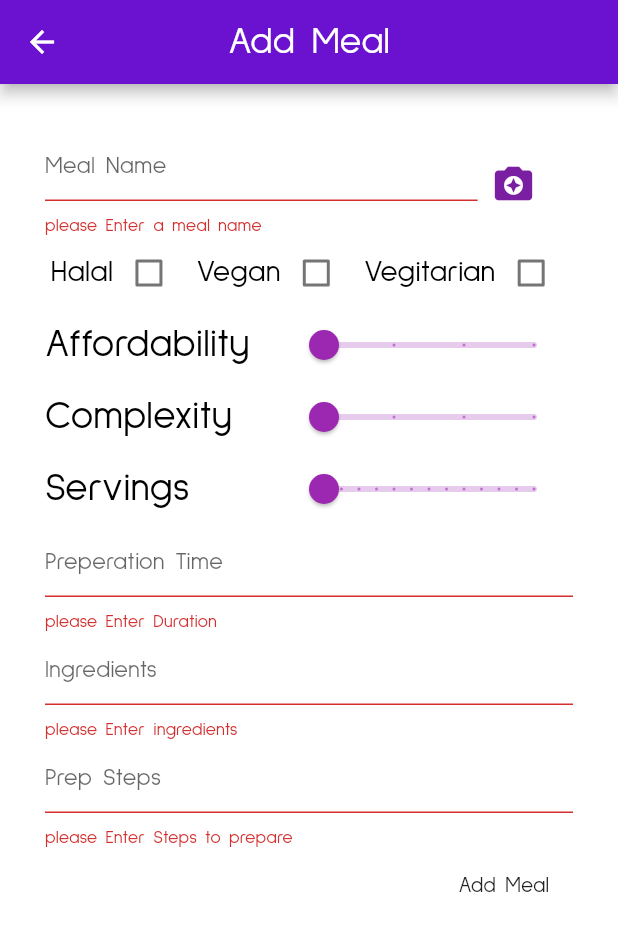
After one commit to UmairJibran/cookbook, a Flutter app: the AddMeal screen opened by its route, after a tap on "Add Meal", on a phone screen of 412 x 824 dp. The commit adds this screen. Shown: the top 931 px of the screen. Run offline on Flutter 3.47's test engine with Material 2 defaults, Android fonts, the phone set to English and light mode, and no system bars; our stand-ins replace animated_text_kit, auto_size_text, bloc, cloud_firestore, equatable, firebase_auth and 5 more; missing offline and left inert: firebase_admob, open_iconic_flutter; accounts and stored records are empty.

Commit message:
added functionality for user to add his meal

```diff
--- /dev/null
+++ b/lib/screens/add_meal_screen.dart
@@ -0,0 +1,453 @@
+import 'dart:io';
+import 'dart:async';
+import 'package:cloud_firestore/cloud_firestore.dart';
+import 'package:cook_book/sysdata/services.dart';
+import 'package:firebase_storage/firebase_storage.dart';
+import 'package:flutter/material.dart';
+import 'package:image/image.dart' as im;
+import 'package:image_picker/image_picker.dart';
+import 'package:path_provider/path_provider.dart';
+import 'package:uuid/uuid.dart';
+
+class AddMeal extends StatefulWidget {
+  static String pageRoute = '/AddMealScreen';
+  @override
+  _AddMealState createState() => _AddMealState();
+}
+
+class _AddMealState extends State<AddMeal> {
+  double height;
+  double width;
+  File _file;
+  String mealID;
+  Map<String, String> tempMap;
+  Firestore _firestore = Firestore.instance;
+  var _key = GlobalKey<FormState>();
+  TextEditingController _myIngController = new TextEditingController();
+  TextEditingController _myStepsController = new TextEditingController();
+  String _mealName;
+  bool _isHalal;
+  bool _isVegan;
+  bool _isVegitarian;
+  String _mealCategory;
+  String _mealURL;
+  double _mealAffordability;
+  double _mealComplexity;
+  double _mealServing;
+  int _mealPrepTime;
+  List<String> _mealPrepSteps;
+  List<String> _mealIngredients;
+
+  @override
+  void initState() {
+    super.initState();
+    _mealName = '';
+    _mealPrepSteps = [];
+    _mealAffordability = 0.0;
+    _mealComplexity = 0.0;
+    _mealCategory = '';
+    _mealIngredients = [];
+    _mealPrepTime = 0;
+    _mealServing = 0.0;
+    _isVegitarian = false;
+    _isHalal = false;
+    _isVegan = false;
+  }
+
+  @override
+  Widget build(BuildContext context) {
+    height = Services.height(context);
+    width = Services.width(context);
+    return Scaffold(
+      appBar: AppBar(
+        centerTitle: true,
+        title: Text(
+          'Add Meal',
+        ),
+      ),
+      body: SingleChildScrollView(
+        child: Container(
+          padding: EdgeInsets.all(30),
+          child: Form(
+            key: _key,
+            child: Column(
+              children: <Widget>[
+                Row(
+                  children: <Widget>[
+                    Container(
+                      width: width * 0.7,
+                      child: TextFormField(
+                        decoration: InputDecoration(
+                          hintText: 'Meal Name',
+                        ),
+                        onChanged: (value) {
+                          _mealName = value;
+                        },
+                        validator: (value) {
+                          if (value.isEmpty) {
+                            return 'please Enter a meal name';
+                          }
+                          return null;
+                        },
+                      ),
+                    ),
+                    Container(
+                      child: IconButton(
+                        onPressed: () => imageProcessing(context),
+                        icon: Icon(
+                          _file == null ? Icons.camera_enhance : Icons.done,
+                          size: 30,
+                          color: _file == null
+                              ? Theme.of(context).primaryColorDark
+                              : Colors.green,
+                        ),
+                      ),
+                    ),
+                  ],
+                ),
+                Row(
+                  mainAxisAlignment: MainAxisAlignment.spaceAround,
+                  children: <Widget>[
+                    Row(
+                      mainAxisAlignment: MainAxisAlignment.spaceBetween,
+                      children: <Widget>[
+                        Text(
+                          'Halal',
+                          style: TextStyle(
+                            fontSize: 20,
+                          ),
+                        ),
+                        Checkbox(
+                          value: _isHalal,
+                          onChanged: (value) {
+                            setState(
+                              () {
+                                _isHalal = value;
+                              },
+                            );
+                          },
+                        ),
+                      ],
+                    ),
+                    Row(
+                      mainAxisAlignment: MainAxisAlignment.spaceBetween,
+                      children: <Widget>[
+                        Text(
+                          'Vegan',
+                          style: TextStyle(
+                            fontSize: 20,
+                          ),
+                        ),
+                        Checkbox(
+                          value: _isVegan,
+                          onChanged: (value) {
+                            setState(
+                              () {
+                                _isVegan = value;
+                              },
+                            );
+                          },
+                        ),
+                      ],
+                    ),
+                    Row(
+                      mainAxisAlignment: MainAxisAlignment.spaceBetween,
+                      children: <Widget>[
+                        Text(
+                          'Vegitarian',
+                          style: TextStyle(
+                            fontSize: 20,
+                          ),
+                        ),
+                        Checkbox(
+                          value: _isVegitarian,
+                          onChanged: (value) {
+                            setState(
+                              () {
+                                _isVegitarian = value;
+                              },
+                            );
+                          },
+                        ),
+                      ],
+                    ),
+                  ],
+                ),
+                Row(
+                  mainAxisAlignment: MainAxisAlignment.spaceBetween,
+                  children: <Widget>[
+                    Text('Affordability'),
+                    Slider(
+                      label: '${_mealAffordability.toInt()}',
+                      min: 0,
+                      max: 3,
+                      divisions: 3,
+                      value: _mealAffordability,
+                      onChanged: (value) {
+                        setState(
+                          () {
+                            _mealAffordability = value;
+                          },
+                        );
+                      },
+                    ),
+                  ],
+                ),
+                Row(
+                  mainAxisAlignment: MainAxisAlignment.spaceBetween,
+                  children: <Widget>[
+                    Text('Complexity'),
+                    Slider(
+                      min: 0,
+                      max: 3,
+                      divisions: 3,
+                      label: '${_mealComplexity.toInt()}',
+                      value: _mealComplexity,
+                      onChanged: (value) {
+                        setState(
+                          () {
+                            _mealComplexity = value;
+                          },
+                        );
+                      },
+                    ),
+                  ],
+                ),
+                Row(
+                  mainAxisAlignment: MainAxisAlignment.spaceBetween,
+                  children: <Widget>[
+                    Text('Servings'),
+                    Slider(
+                      min: 0,
+                      max: 12,
+                      divisions: 12,
+                      label: '${_mealServing.toInt()}',
+                      value: _mealServing,
+                      onChanged: (value) {
+                        setState(
+                          () {
+                            _mealServing = value;
+                          },
+                        );
+                      },
+                    ),
+                  ],
+                ),
+                TextFormField(
+                  decoration: InputDecoration(
+                    hintText: 'Preperation Time',
+                    helperText: 'Please Enter time in minutes',
+                    suffixText: 'Minutes',
+                  ),
+                  keyboardType: TextInputType.number,
+                  onChanged: (value) {
+                    _mealPrepTime = int.parse(value);
+                  },
+                  validator: (value) {
+                    if (value.isEmpty) {
+                      return 'please Enter Duration';
+                    } else if (value.contains(' ')) {
+                      return 'Please don\'t enter spaces';
+                    } else if (value.contains(',')) {
+                      return 'Please don\'t enter comma';
+                    } else if (value.contains('.')) {
+                      return 'Please don\'t enter periods';
+                    } else if (value.contains('-')) {
+                      return 'Please don\'t enter dashes';
+                    } else if (value == '0' ||
+                        value == '00' ||
+                        value == '0000' ||
+                        value == '000') {
+                      return 'Time Can\'t be Zero';
+                    }
+                    return null;
+                  },
+                ),
+                TextFormField(
+                  controller: _myIngController,
+                  textCapitalization: TextCapitalization.sentences,
+                  validator: (_) {
+                    if (_mealIngredients.isEmpty) {
+                      return 'please Enter ingredients';
+                    } else {
+                      return null;
+                    }
+                  },
+                  decoration: InputDecoration(
+                    hintText: "Ingredients",
+                  ),
+                  onFieldSubmitted: (value) {
+                    _mealIngredients.add(value);
+                    if (value.isNotEmpty) _myIngController.clear();
+                    print(_mealIngredients);
+                  },
+                ),
+                TextFormField(
+                  controller: _myStepsController,
+                  textCapitalization: TextCapitalization.sentences,
+                  validator: (_) {
+                    if (_mealPrepSteps.isEmpty) {
+                      return 'please Enter Steps to prepare';
+                    } else {
+                      return null;
+                    }
+                  },
+                  decoration: InputDecoration(
+                    hintText: "Prep Steps",
+                  ),
+                  onFieldSubmitted: (value) {
+                    if (value.isNotEmpty) _mealPrepSteps.add(value);
+                    _myStepsController.clear();
+                    print(_mealPrepSteps);
+                  },
+                ),
+                Align(
+                  alignment: Alignment.centerRight,
+                  child: FlatButton(
+                    onPressed: () => submitData(),
+                    child: Text(
+                      'Add Meal',
+                    ),
+                  ),
+                ),
+              ],
+            ),
+          ),
+        ),
+      ),
+    );
+  }
+
+  void submitData() async {
+    if (_key.currentState.validate() && _file != null) {
+      _key.currentState.save();
+      print('uploading');
+      _mealURL = await uploadImage();
+      print('here');
+      var _newMeal = await _firestore.collection('meals').add({
+        'affordability': _mealAffordability.toInt(),
+        'catID': "UserSpecial",
+        'complexity': _mealComplexity.toInt(),
+        'isHalal': _isHalal,
+        'isVegan': _isVegan,
+        'isVegitarian': _isVegitarian,
+        'mealImageUrl': _mealURL,
+        'mealIngredients': _mealIngredients,
+        'mealName': _mealName,
+        'prepSteps': _mealPrepSteps,
+        'prepTime': _mealPrepTime.toInt(),
+        'serving': _mealServing.toInt(),
+        'timeStamp': DateTime.now(),
+        'totalLikes': 0,
+        'addedBy': Services.userID,
+      }).timeout(Duration(seconds: 10));
+      await _newMeal.updateData({
+        'mealID': _newMeal.documentID,
+      });
+      _key.currentState.reset();
+    } else {
+      print('not uploading');
+    }
+  }
+
+  Future<String> uploadImage() async {
+    StorageUploadTask uploadTask = FirebaseStorage.instance
+        .ref()
+        .child("meals/${_mealName}_$mealID.jpg")
+        .putFile(_file);
+    print('b');
+    StorageTaskSnapshot storagesnap = await uploadTask.onComplete;
+    print('a');
+    String imageURL = await storagesnap.ref.getDownloadURL();
+    print('download URL: $imageURL');
+    return imageURL;
+  }
+
+  compressImage() async {
+    final _tempDir = await getTemporaryDirectory();
+    final _path = _tempDir.path;
+    im.Image imageFile = im.decodeImage(_file.readAsBytesSync());
+    mealID = Uuid().v4();
+    final compressedImageFile = File('$_path/img_$mealID.jpg')
+      ..writeAsBytesSync(im.encodeJpg(imageFile, quality: 80));
+    setState(() {
+      _file = compressedImageFile;
+    });
+  }
+
+  Future getImageFromCamera() async {
+    Navigator.pop(context);
+    var image = await ImagePicker.pickImage(
+      source: ImageSource.camera,
+      imageQuality: 50,
+    );
+    setState(() {
+      _file = image;
+    });
+    await compressImage();
+  }
+
+  Future getImageFromGallery() async {
+    Navigator.pop(context);
+    var image = await ImagePicker.pickImage(
+      source: ImageSource.gallery,
+      imageQuality: 50,
+    );
+    setState(() {
+      _file = image;
+    });
+    await compressImage();
+  }
+
+  imageProcessing(context) {
+    showModalBottomSheet(
+      context: context,
+      builder: (_) => Container(
+        padding: EdgeInsets.only(top: 30),
+        height: height * 0.3,
+        child: Column(
+          children: <Widget>[
+            Text('Select Source'),
+            Row(
+              mainAxisAlignment: MainAxisAlignment.spaceAround,
+              children: <Widget>[
+                Column(
+                  children: <Widget>[
+                    Container(
+                      height: 60,
+                      width: 60,
+                      child: IconButton(
+                        icon: Icon(
+                          Icons.camera_alt,
+                          size: 50,
+                        ),
+                        onPressed: getImageFromCamera,
+                      ),
+                    ),
+                    Text("Capture"),
+                  ],
+                ),
+                Column(
+                  children: <Widget>[
+                    Container(
+                      height: 60,
+                      width: 60,
+                      child: IconButton(
+                        icon: Icon(
+                          Icons.photo,
+                          size: 50,
+                        ),
+                        onPressed: getImageFromGallery,
+                      ),
+                    ),
+                    Text('Gallery'),
+                  ],
+                ),
+              ],
+            ),
+          ],
+        ),
+      ),
+    );
+  }
+}
--- a/pubspec.yaml
+++ b/pubspec.yaml
@@ -24,6 +24,9 @@ dependencies:
   line_icons:
   open_iconic_flutter:
   auto_size_text:
+  uuid:
+  path_provider:
+  image_picker:
 dev_dependencies:
   flutter_test:
     sdk: flutter
```
Also changed, not shown: lib/app.dart (+6 -4 lines), lib/screens/profile.dart (+22 -0 lines), pubspec.lock.
